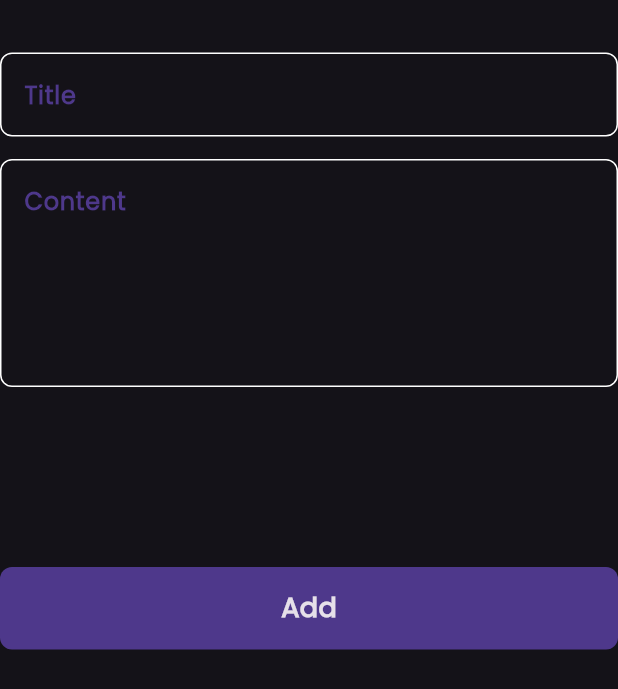
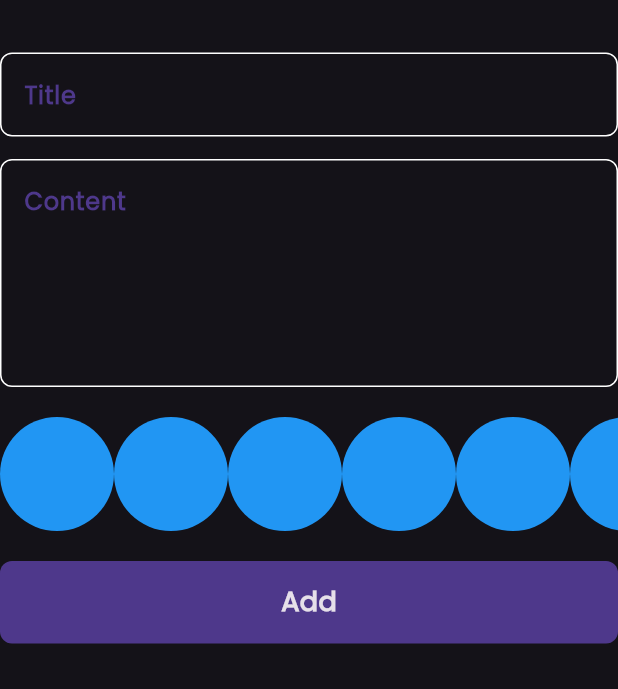
Before and after one commit to khaledtarek12/notes_app, a Flutter app: the AddNoteForm widget shown alone on an empty page, opened directly, on a phone screen of 412 x 824 dp. Shown: the top 689 px of the screen. Run offline on Flutter 3.47's test engine with Material 3 defaults, Android fonts, the phone set to English and light mode, and no system bars; our stand-ins replace bloc, flutter_bloc, font_awesome_flutter, hive, hive_flutter; accounts and stored records are empty.

Commit message:
add circle list view

```diff
--- a/lib/views/widget/add_note_form.dart
+++ b/lib/views/widget/add_note_form.dart
@@ -3,6 +3,7 @@ import 'package:flutter_bloc/flutter_bloc.dart';
 import 'package:intl/intl.dart';
 import 'package:notesapp/cubits/add_note_cubit/add_note_cubit.dart';
 import 'package:notesapp/models/note_model.dart';
+import 'package:notesapp/views/widget/colors_listview.dart';
 import 'package:notesapp/views/widget/custom_button.dart';
 import 'package:notesapp/views/widget/custom_text_filed.dart';
 
@@ -47,7 +48,11 @@ class _AddNoteFormState extends State<AddNoteForm> {
             maxLines: 5,
           ),
           const SizedBox(
-            height: 120,
+            height: 20,
+          ),
+          const ColorListView(),
+          const SizedBox(
+            height: 20,
           ),
           BlocBuilder<AddNoteCubit, AddNoteState>(
             builder: (context, state) {
--- /dev/null
+++ b/lib/views/widget/colors_listview.dart
@@ -0,0 +1,31 @@
+import 'package:flutter/material.dart';
+
+class ColorItem extends StatelessWidget {
+  const ColorItem({super.key});
+
+  @override
+  Widget build(BuildContext context) {
+    return const CircleAvatar(
+      radius: 38,
+      backgroundColor: Colors.blue,
+    );
+  }
+}
+
+class ColorListView extends StatelessWidget {
+  const ColorListView({super.key});
+
+  @override
+  Widget build(BuildContext context) {
+    return SizedBox(
+      height: 38 * 2,
+      child: ListView.builder(
+        itemCount: 10,
+        scrollDirection: Axis.horizontal,
+        itemBuilder: (context, index) {
+          return const ColorItem();
+        },
+      ),
+    );
+  }
+}
```
Also changed, not shown: lib/views/widget/edit_note_view_body.dart (line endings or trailing spaces).
